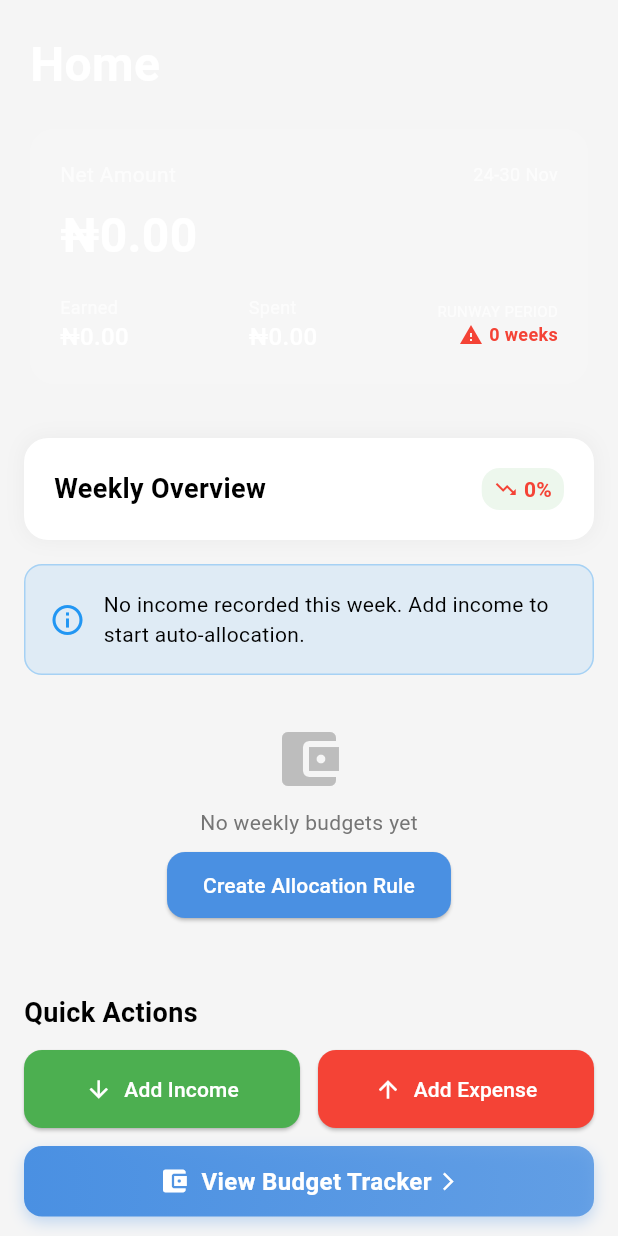
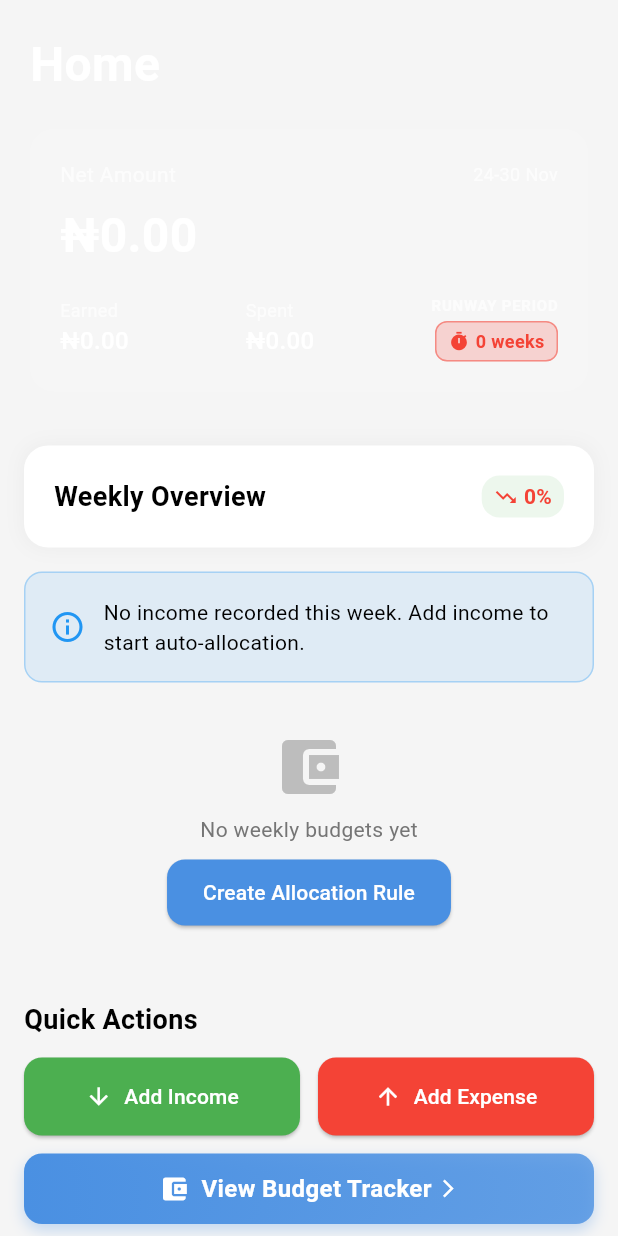
Before and after one commit to deborahokere0/budget_tracker_app, a Flutter app: the VariableEarnerDashboard widget shown alone on an empty page, opened directly with empty values, on a phone screen of 412 x 824 dp. Run offline on Flutter 3.47's test engine with Material 3 defaults, Android fonts, the phone set to English and light mode, and no system bars; our stand-ins replace cloud_firestore, firebase_auth, firebase_core, firebase_messaging, flutter_local_notifications, shared_preferences; accounts and stored records are empty; network calls fail.

Commit message:
style: Improve variable earner dashboard UI by updating runway period, auto-allocation status, and budget card layouts

```diff
--- a/lib/screens/widgets/variable_earner_dashboard.dart
+++ b/lib/screens/widgets/variable_earner_dashboard.dart
@@ -179,16 +179,43 @@ class _VariableEarnerDashboardState extends State<VariableEarnerDashboard> {
                       children: [
                         const Text(
                           'RUNWAY PERIOD',
-                          style: TextStyle(color: Colors.white70, fontSize: 10),
+                          style: TextStyle(
+                            color: Colors.white70,
+                            fontSize: 10,
+                            fontWeight: FontWeight.bold,
+                            letterSpacing: 0.5,
                           ),
-                        Row(
+                        ),
+                        const SizedBox(height: 4),
+                        Container(
+                          padding: const EdgeInsets.symmetric(
+                            horizontal: 8,
+                            vertical: 4,
+                          ),
+                          decoration: BoxDecoration(
+                            color:
+                                (runwayStatus == 'HEALTHY'
+                                        ? Colors.green
+                                        : Colors.red)
+                                    .withOpacity(0.2),
+                            borderRadius: BorderRadius.circular(8),
+                            border: Border.all(
+                              color:
+                                  (runwayStatus == 'HEALTHY'
+                                          ? Colors.green
+                                          : Colors.red)
+                                      .withOpacity(0.5),
+                            ),
+                          ),
+                          child: Row(
+                            mainAxisSize: MainAxisSize.min,
                             children: [
                               Icon(
-                              Icons.warning,
+                                Icons.timer,
                                 color: runwayStatus == 'HEALTHY'
                                     ? Colors.green
                                     : Colors.red,
-                              size: 16,
+                                size: 14,
                               ),
                               const SizedBox(width: 4),
                               Text(
@@ -202,6 +229,7 @@ class _VariableEarnerDashboardState extends State<VariableEarnerDashboard> {
                                 ),
                               ),
                             ],
+                          ),
                         ),
                       ],
                     ),
@@ -318,16 +346,17 @@ class _VariableEarnerDashboardState extends State<VariableEarnerDashboard> {
 
     return Container(
       margin: const EdgeInsets.symmetric(horizontal: 16, vertical: 8),
-      padding: const EdgeInsets.all(16),
+      padding: const EdgeInsets.all(20),
       decoration: BoxDecoration(
-        gradient: LinearGradient(
-          colors: [
-            AppTheme.primaryBlue.withOpacity(0.1),
-            AppTheme.green.withOpacity(0.1),
+        color: AppTheme.primaryBlue,
+        borderRadius: BorderRadius.circular(16),
+        boxShadow: [
+          BoxShadow(
+            color: AppTheme.primaryBlue.withOpacity(0.3),
+            blurRadius: 10,
+            offset: const Offset(0, 4),
+          ),
         ],
-        ),
-        borderRadius: BorderRadius.circular(12),
-        border: Border.all(color: AppTheme.primaryBlue.withOpacity(0.3)),
       ),
       child: Column(
         crossAxisAlignment: CrossAxisAlignment.start,
@@ -337,33 +366,47 @@ class _VariableEarnerDashboardState extends State<VariableEarnerDashboard> {
             children: [
               const Text(
                 'Auto-Allocation Status',
-                style: TextStyle(fontSize: 16, fontWeight: FontWeight.bold),
+                style: TextStyle(
+                  fontSize: 16,
+                  fontWeight: FontWeight.bold,
+                  color: Colors.white,
                 ),
-              Text(
+              ),
+              Container(
+                padding: const EdgeInsets.symmetric(
+                  horizontal: 10,
+                  vertical: 4,
+                ),
+                decoration: BoxDecoration(
+                  color: Colors.white.withOpacity(0.2),
+                  borderRadius: BorderRadius.circular(20),
+                ),
+                child: Text(
                   '${allocationPercent.toStringAsFixed(0)}%',
-                style: TextStyle(
-                  fontSize: 20,
+                  style: const TextStyle(
+                    fontSize: 16,
                     fontWeight: FontWeight.bold,
-                  color: AppTheme.primaryBlue,
+                    color: Colors.white,
+                  ),
                 ),
               ),
             ],
           ),
-          const SizedBox(height: 12),
+          const SizedBox(height: 16),
 
           // Progress Bar
           ClipRRect(
             borderRadius: BorderRadius.circular(10),
             child: LinearProgressIndicator(
               value: allocationPercent / 100,
-              minHeight: 8,
-              backgroundColor: Colors.grey[300],
+              minHeight: 12,
+              backgroundColor: Colors.white.withOpacity(0.2),
               valueColor: AlwaysStoppedAnimation<Color>(
-                allocationPercent > 80 ? Colors.green : AppTheme.primaryBlue,
+                allocationPercent > 80 ? AppTheme.green : Colors.white,
               ),
             ),
           ),
-          const SizedBox(height: 12),
+          const SizedBox(height: 16),
 
           Row(
             mainAxisAlignment: MainAxisAlignment.spaceBetween,
@@ -373,13 +416,15 @@ class _VariableEarnerDashboardState extends State<VariableEarnerDashboard> {
                 children: [
                   Text(
                     'Allocated',
-                    style: TextStyle(color: Colors.grey[600], fontSize: 12),
+                    style: TextStyle(color: Colors.white70, fontSize: 13),
                   ),
+                  const SizedBox(height: 4),
                   Text(
                     CurrencyFormatter.format(totalAllocated),
                     style: const TextStyle(
                       fontWeight: FontWeight.bold,
-                      color: Colors.green,
+                      color: Colors.white,
+                      fontSize: 18,
                     ),
                   ),
                 ],
@@ -389,13 +434,15 @@ class _VariableEarnerDashboardState extends State<VariableEarnerDashboard> {
                 children: [
                   Text(
                     'Unallocated',
-                    style: TextStyle(color: Colors.grey[600], fontSize: 12),
+                    style: TextStyle(color: Colors.white70, fontSize: 13),
                   ),
+                  const SizedBox(height: 4),
                   Text(
                     CurrencyFormatter.format(unallocated),
-                    style: const TextStyle(
+                    style: TextStyle(
                       fontWeight: FontWeight.bold,
-                      color: Colors.orange,
+                      color: unallocated > 0 ? AppTheme.orange : Colors.white,
+                      fontSize: 18,
                     ),
                   ),
                 ],
@@ -510,7 +557,7 @@ class _VariableEarnerDashboardState extends State<VariableEarnerDashboard> {
     final isOverBudget = actualSpent > budget.amount;
 
     return Container(
-      width: 160,
+      width: 180,
       margin: const EdgeInsets.only(right: 12),
       padding: const EdgeInsets.all(16),
       decoration: BoxDecoration(
@@ -533,16 +580,30 @@ class _VariableEarnerDashboardState extends State<VariableEarnerDashboard> {
         children: [
           Row(
             children: [
-              Text(
-                _getCategoryIcon(budget.category),
-                style: const TextStyle(fontSize: 24),
+              Container(
+                padding: const EdgeInsets.all(8),
+                decoration: BoxDecoration(
+                  color: CategoryConstants.getColor(
+                    budget.category,
+                  ).withOpacity(0.1),
+                  borderRadius: BorderRadius.circular(8),
+                ),
+                child: Icon(
+                  CategoryConstants.getIcon(budget.category),
+                  color: CategoryConstants.getColor(budget.category),
+                  size: 20,
+                ),
               ),
               const SizedBox(width: 8),
-              Text(
+              Expanded(
+                child: Text(
                   budget.category,
                   style: const TextStyle(
-                  fontSize: 12,
-                  fontWeight: FontWeight.w500,
+                    fontSize: 13,
+                    fontWeight: FontWeight.w600,
+                  ),
+                  maxLines: 1,
+                  overflow: TextOverflow.ellipsis,
                 ),
               ),
             ],
@@ -551,7 +612,7 @@ class _VariableEarnerDashboardState extends State<VariableEarnerDashboard> {
           Text(
             CurrencyFormatter.format(actualSpent),
             style: TextStyle(
-              fontSize: 14,
+              fontSize: 18,
               fontWeight: FontWeight.bold,
               color: isOverBudget ? AppTheme.red : Colors.black87,
             ),
@@ -799,52 +860,75 @@ class _VariableEarnerDashboardState extends State<VariableEarnerDashboard> {
                 : CurrencyFormatter.format(rule.allocationValue ?? 0);
 
             return Container(
-              margin: const EdgeInsets.only(bottom: 8),
-              padding: const EdgeInsets.all(12),
+              margin: const EdgeInsets.only(bottom: 12),
+              padding: const EdgeInsets.all(16),
               decoration: BoxDecoration(
-                color: rule.isActive
-                    ? Colors.green.withOpacity(0.05)
-                    : Colors.grey.withOpacity(0.05),
-                borderRadius: BorderRadius.circular(8),
+                color: Colors.white,
+                borderRadius: BorderRadius.circular(12),
+                boxShadow: [
+                  BoxShadow(
+                    color: Colors.grey.withOpacity(0.1),
+                    spreadRadius: 1,
+                    blurRadius: 4,
+                    offset: const Offset(0, 2),
+                  ),
+                ],
                 border: Border.all(
                   color: rule.isActive
-                      ? Colors.green.withOpacity(0.3)
+                      ? AppTheme.green.withOpacity(0.5)
                       : Colors.grey.withOpacity(0.3),
+                  width: 1.5,
                 ),
               ),
               child: Row(
                 children: [
-                  Icon(
+                  Container(
+                    padding: const EdgeInsets.all(10),
+                    decoration: BoxDecoration(
+                      color: rule.isActive
+                          ? AppTheme.green.withOpacity(0.1)
+                          : Colors.grey.withOpacity(0.1),
+                      shape: BoxShape.circle,
+                    ),
+                    child: Icon(
                       Icons.auto_awesome,
-                    color: rule.isActive ? Colors.green : Colors.grey,
-                    size: 20,
+                      color: rule.isActive ? AppTheme.green : Colors.grey,
+                      size: 24,
                     ),
-                  const SizedBox(width: 12),
+                  ),
+                  const SizedBox(width: 16),
                   Expanded(
                     child: Column(
                       crossAxisAlignment: CrossAxisAlignment.start,
                       children: [
                         Text(
                           rule.name,
-                          style: const TextStyle(fontWeight: FontWeight.w600),
+                          style: const TextStyle(
+                            fontWeight: FontWeight.bold,
+                            fontSize: 16,
                           ),
+                        ),
+                        const SizedBox(height: 4),
                         Text(
                           '${rule.incomeSource == "all" ? "All income" : rule.incomeSource} → '
                           '$allocationText to ${rule.targetCategory}',
                           style: TextStyle(
-                            fontSize: 12,
-                            color: Colors.grey[600],
+                            fontSize: 13,
+                            color: Colors.grey[700],
                           ),
                         ),
                         if (rule.weeklyAllocatedAmount != null &&
-                            rule.weeklyAllocatedAmount! > 0)
+                            rule.weeklyAllocatedAmount! > 0) ...[
+                          const SizedBox(height: 4),
                           Text(
                             'This week: ${CurrencyFormatter.format(rule.weeklyAllocatedAmount!)}',
-                            style: const TextStyle(
-                              fontSize: 11,
-                              color: Colors.green,
+                            style: TextStyle(
+                              fontSize: 12,
+                              fontWeight: FontWeight.bold,
+                              color: AppTheme.green,
                             ),
                           ),
+                        ],
                       ],
                     ),
                   ),
@@ -903,23 +987,6 @@ class _VariableEarnerDashboardState extends State<VariableEarnerDashboard> {
     return months[month - 1];
   }
 
-  String _getCategoryIcon(String category) {
-    switch (category.toLowerCase()) {
-      case 'food':
-        return '🍔';
-      case 'transport':
-        return '🚗';
-      case 'data':
-        return '💾';
-      case 'entertainment':
-        return '🎬';
-      case 'utilities':
-        return '💡';
-      default:
-        return '📦';
-    }
-  }
-
   void _navigateToAddTransaction(String type) {
     Navigator.push(
       context,
```
Lines whose indentation alone changed are shown as unchanged.
